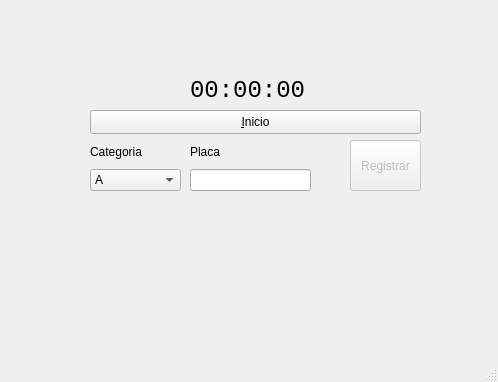
Qt form cronometerwindow.ui (RDMSE/drchrono) before a commit.
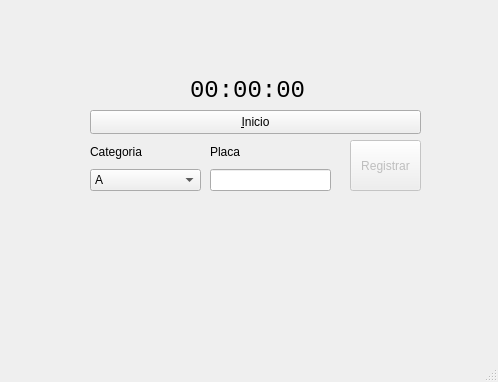
The same form after that commit.

```diff
--- a/cronometerwindow.ui
+++ b/cronometerwindow.ui
@@ -67,7 +67,7 @@
      <rect>
       <x>90</x>
       <y>140</y>
-      <width>91</width>
+      <width>111</width>
       <height>51</height>
      </rect>
     </property>
@@ -119,7 +119,7 @@
    <widget class="QWidget" name="verticalLayoutWidget_2">
     <property name="geometry">
      <rect>
-      <x>190</x>
+      <x>210</x>
       <y>140</y>
       <width>121</width>
       <height>51</height>
```
